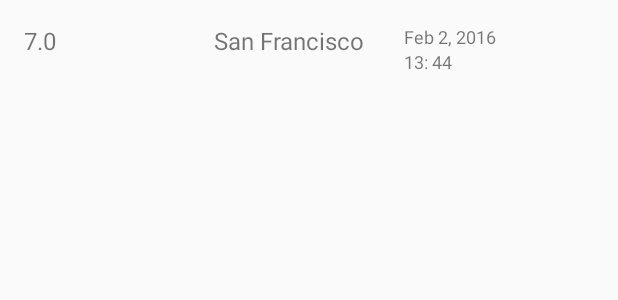
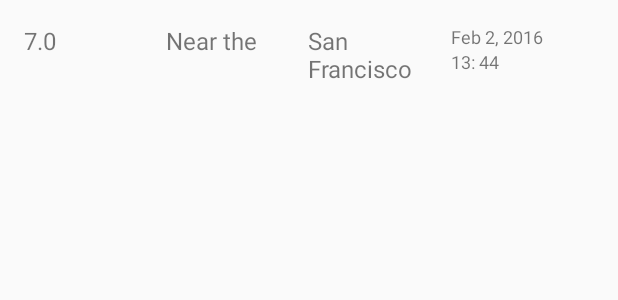
Before and after one commit to francislainy/uQuakeReport, an Android app: the layout earthquake_list_item.xml on its own in the app's theme, with its tools: preview values and no code run, on a phone screen of 412 x 824 dp. Shown: the top 300 px of the screen. Run offline under Robolectric (Android 15) with nearby library versions, the phone set to English and light mode, and no system bars.

```diff
--- a/app/src/main/java/com/example/android/quakereport/Earthquake.java
+++ b/app/src/main/java/com/example/android/quakereport/Earthquake.java
@@ -6,17 +6,17 @@ package com.example.android.quakereport;
 
 public class Earthquake {
 
-    private String magnitude;
+    private double magnitude;
     private String location;
     private long timeInMilliseconds;
 
-    public Earthquake(String magnitude, String location, long timeInMilliseconds) {
+    public Earthquake(double magnitude, String location, long timeInMilliseconds) {
         this.magnitude = magnitude;
         this.location = location;
         this.timeInMilliseconds = timeInMilliseconds;
     }
 
-    public String getMagnitude() {
+    public double getMagnitude() {
         return magnitude;
     }
 
--- a/app/src/main/res/layout/earthquake_list_item.xml
+++ b/app/src/main/res/layout/earthquake_list_item.xml
@@ -16,7 +16,15 @@
     <!--android:background="@drawable/magnitude_circle"-->
 
     <TextView
-        android:id="@+id/location"
+        android:id="@+id/location_offset"
+        android:layout_width="0dp"
+        android:layout_height="wrap_content"
+        android:layout_weight="1"
+        android:textSize="16sp"
+        tools:text="Near the" />
+
+    <TextView
+        android:id="@+id/primary_location"
         android:layout_width="0dp"
         android:layout_height="wrap_content"
         android:layout_weight="1"
```
Also changed, not shown: app/src/main/java/com/example/android/quakereport/EarthquakeAdapter.java (+29 -4 lines).
